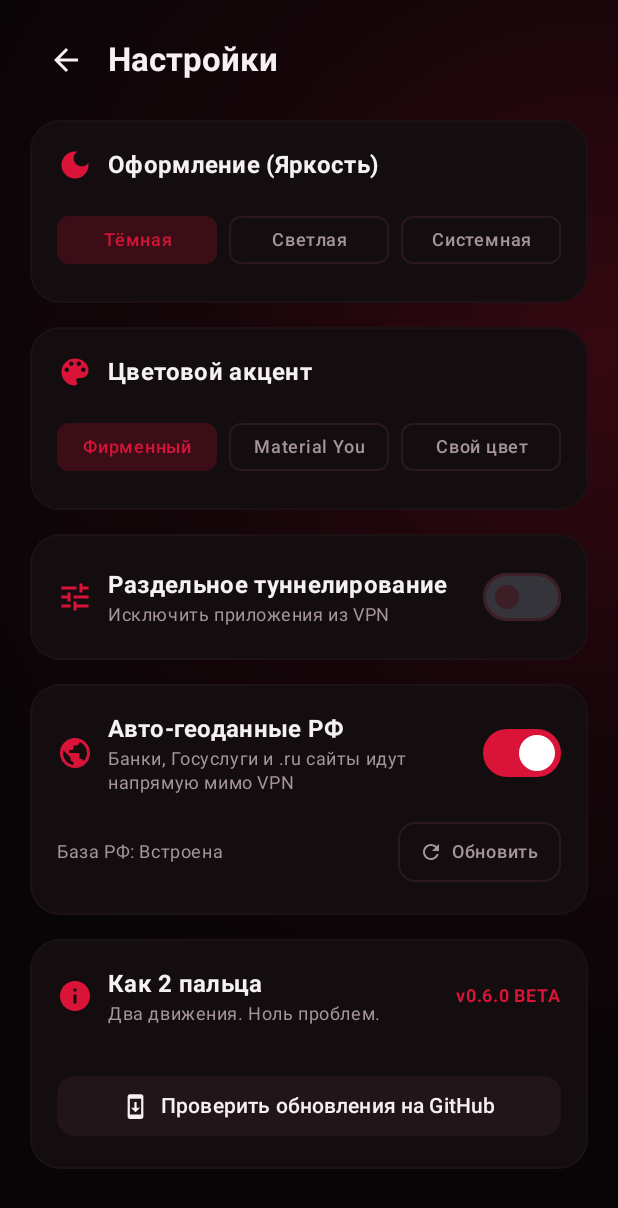
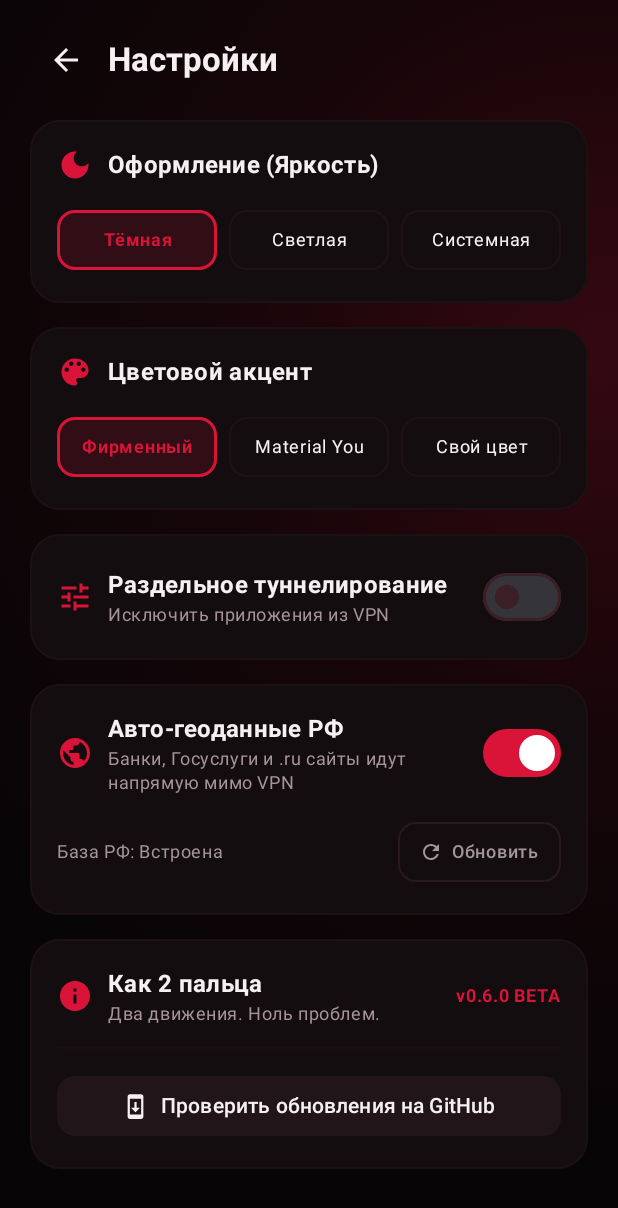
Before and after one commit to K2p-dev/k2p-vpn-android, an Android app built with Jetpack Compose: the SettingsScreen screen opened through its navigation route, on a phone screen of 412 x 824 dp. Shown: the top 1208 px of the screen. Run offline under Robolectric (Android 15) with nearby library versions, the phone set to English and light mode, and no system bars; libraries missing offline, so code that uses them is left out: com.materialkolor; network calls fail.

Commit message:
Fix GitHub releases API endpoint and settings buttons layout

```diff
--- a/app/build.gradle.kts
+++ b/app/build.gradle.kts
@@ -25,7 +25,7 @@ android {
         buildConfigField("String", "OFFER_URL", "\"https://pay.proksbro.space/offer\"")
         buildConfigField("String", "BOT_URL", "\"https://t.me/easyforeasy_bot\"")
         buildConfigField("String", "SUPPORT_URL", "\"https://t.me/two_fingers_suport\"")
-        buildConfigField("String", "GITHUB_RELEASES_API", "\"https://api.github.com/repos/K2p-dev/k2p-vpn-android/releases/latest\"")
+        buildConfigField("String", "GITHUB_RELEASES_API", "\"https://api.github.com/repos/K2p-dev/k2p-vpn-android/releases?per_page=1\"")
         buildConfigField("int", "SUB_AUTO_UPDATE_HOURS", "6")
         buildConfigField("int", "MAX_DEVICES", "4")
     }
--- a/app/src/main/java/space/k2p/core/config/AppConfig.kt
+++ b/app/src/main/java/space/k2p/core/config/AppConfig.kt
@@ -16,7 +16,7 @@ object AppConfig {
     const val BOT_URL: String = "https://t.me/easyforeasy_bot"
     const val SUPPORT_URL: String = "https://t.me/two_fingers_suport"
 
-    const val GITHUB_RELEASES_API: String = "https://api.github.com/repos/K2p-dev/k2p-vpn-android/releases/latest"
+    const val GITHUB_RELEASES_API: String = "https://api.github.com/repos/K2p-dev/k2p-vpn-android/releases?per_page=1"
 
     const val SUB_AUTO_UPDATE_HOURS: Long = 6L
     const val MAX_DEVICES: Int = 4
--- a/app/src/main/java/space/k2p/core/workers/AppUpdateWorker.kt
+++ b/app/src/main/java/space/k2p/core/workers/AppUpdateWorker.kt
@@ -5,6 +5,7 @@ import android.app.PendingIntent
 import android.content.Context
 import android.content.Intent
 import android.net.Uri
+import android.util.Log
 import androidx.core.app.NotificationCompat
 import androidx.work.CoroutineWorker
 import androidx.work.WorkerParameters
@@ -38,9 +39,12 @@ class AppUpdateWorker(
                         prefs.edit().putString(KEY_LAST_NOTIFIED_VERSION, info.latestVersion).apply()
                     }
                 }
+            }.onFailure { error ->
+                Log.e("AppUpdateWorker", "Update check failed: ${error.message}", error)
             }
             Result.success()
-        } catch (_: Exception) {
+        } catch (e: Exception) {
+            Log.e("AppUpdateWorker", "Unexpected error during update check: ${e.message}", e)
             Result.retry()
         }
     }
--- a/app/src/main/java/space/k2p/data/api/GithubApiService.kt
+++ b/app/src/main/java/space/k2p/data/api/GithubApiService.kt
@@ -3,11 +3,11 @@ package space.k2p.data.api
 import retrofit2.Response
 import retrofit2.http.GET
 import retrofit2.http.Url
-import space.k2p.data.api.model.GithubReleaseDto
+import space.k2p.data.api.model.GithubReleaseModel
 
 interface GithubApiService {
     @GET
-    suspend fun getLatestRelease(
+    suspend fun getReleases(
         @Url url: String
-    ): Response<GithubReleaseDto>
+    ): Response<List<GithubReleaseModel>>
 }
--- a/app/src/main/java/space/k2p/data/api/model/GithubReleaseModel.kt
+++ b/app/src/main/java/space/k2p/data/api/model/GithubReleaseModel.kt
@@ -4,10 +4,14 @@ import kotlinx.serialization.SerialName
 import kotlinx.serialization.Serializable
 
 @Serializable
-data class GithubReleaseDto(
+data class GithubReleaseModel(
     @SerialName("tag_name") val tagName: String = "",
     @SerialName("name") val name: String? = null,
     @SerialName("body") val body: String? = null,
     @SerialName("html_url") val htmlUrl: String? = null,
-    @SerialName("published_at") val publishedAt: String? = null
+    @SerialName("published_at") val publishedAt: String? = null,
+    @SerialName("draft") val draft: Boolean = false,
+    @SerialName("prerelease") val prerelease: Boolean = false
 )
+
+typealias GithubReleaseDto = GithubReleaseModel
--- a/app/src/main/java/space/k2p/data/repository/AppUpdateRepository.kt
+++ b/app/src/main/java/space/k2p/data/repository/AppUpdateRepository.kt
@@ -18,9 +18,11 @@ class AppUpdateRepository(
 ) {
     suspend fun checkForUpdate(): Result<AppUpdateInfo> {
         return try {
-            val response = githubApiService.getLatestRelease(AppConfig.GITHUB_RELEASES_API)
-            if (response.isSuccessful && response.body() != null) {
-                val release = response.body()!!
+            val response = githubApiService.getReleases(AppConfig.GITHUB_RELEASES_API)
+            if (response.isSuccessful) {
+                val releases = response.body().orEmpty()
+                val release = releases.firstOrNull { !it.draft }
+                if (release != null) {
                     val cleanLatest = release.tagName.removePrefix("v").trim()
                     val currentVersion = BuildConfig.VERSION_NAME
 
@@ -36,16 +38,22 @@ class AppUpdateRepository(
                         )
                     )
                 } else {
-                Result.failure(Exception("Не удалось получить информацию о релизе"))
+                    Result.failure(Exception("Релизы не найдены в репозитории"))
+                }
+            } else {
+                val code = response.code()
+                val errorMsg = response.message().ifBlank { "HTTP error" }
+                Result.failure(Exception("Ошибка сервера GitHub (код $code: $errorMsg)"))
             }
         } catch (e: Exception) {
-            Result.failure(e)
+            val detail = e.localizedMessage ?: e.message ?: e.javaClass.simpleName
+            Result.failure(Exception("Ошибка сети при проверке обновлений: $detail", e))
         }
     }
 
     private fun isVersionNewer(latest: String, current: String): Boolean {
-        val latestParts = latest.split(".").mapNotNull { it.toIntOrNull() }
-        val currentParts = current.split(".").mapNotNull { it.toIntOrNull() }
+        val latestParts = latest.split(".", "-", " ").mapNotNull { it.toIntOrNull() }
+        val currentParts = current.split(".", "-", " ").mapNotNull { it.toIntOrNull() }
 
         val maxLen = maxOf(latestParts.size, currentParts.size)
         for (i in 0 until maxLen) {
--- a/app/src/main/java/space/k2p/ui/screens/settings/SettingsScreen.kt
+++ b/app/src/main/java/space/k2p/ui/screens/settings/SettingsScreen.kt
@@ -1,5 +1,6 @@
 package space.k2p.ui.screens.settings
 
+import androidx.compose.foundation.BorderStroke
 import androidx.compose.foundation.background
 import androidx.compose.foundation.border
 import androidx.compose.foundation.clickable
@@ -215,59 +216,23 @@ fun SettingsScreen(
                         modifier = Modifier.fillMaxWidth(),
                         horizontalArrangement = Arrangement.spacedBy(8.dp)
                     ) {
-                        FilterChip(
-                            selected = uiState.themeConfig.themeMode == ThemeMode.DARK,
+                        SettingsOptionButton(
+                            text = "Тёмная",
+                            isSelected = uiState.themeConfig.themeMode == ThemeMode.DARK,
                             onClick = { viewModel.setThemeMode(ThemeMode.DARK) },
-                            label = {
-                                Text(
-                                    "Тёмная",
-                                    maxLines = 1,
-                                    textAlign = TextAlign.Center,
-                                    style = MaterialTheme.typography.labelMedium,
-                                    modifier = Modifier.fillMaxWidth()
-                                )
-                            },
-                            modifier = Modifier.weight(1f),
-                            colors = FilterChipDefaults.filterChipColors(
-                                selectedContainerColor = BrandCrimson.copy(alpha = 0.2f),
-                                selectedLabelColor = BrandCrimson
-                            )
+                            modifier = Modifier.weight(1f)
                         )
-                        FilterChip(
-                            selected = uiState.themeConfig.themeMode == ThemeMode.LIGHT,
+                        SettingsOptionButton(
+                            text = "Светлая",
+                            isSelected = uiState.themeConfig.themeMode == ThemeMode.LIGHT,
                             onClick = { viewModel.setThemeMode(ThemeMode.LIGHT) },
-                            label = {
-                                Text(
-                                    "Светлая",
-                                    maxLines = 1,
-                                    textAlign = TextAlign.Center,
-                                    style = MaterialTheme.typography.labelMedium,
-                                    modifier = Modifier.fillMaxWidth()
-                                )
-                            },
-                            modifier = Modifier.weight(1f),
-                            colors = FilterChipDefaults.filterChipColors(
-                                selectedContainerColor = BrandCrimson.copy(alpha = 0.2f),
-                                selectedLabelColor = BrandCrimson
-                            )
+                            modifier = Modifier.weight(1f)
                         )
-                        FilterChip(
-                            selected = uiState.themeConfig.themeMode == ThemeMode.SYSTEM,
+                        SettingsOptionButton(
+                            text = "Системная",
+                            isSelected = uiState.themeConfig.themeMode == ThemeMode.SYSTEM,
                             onClick = { viewModel.setThemeMode(ThemeMode.SYSTEM) },
-                            label = {
-                                Text(
-                                    "Системная",
-                                    maxLines = 1,
-                                    textAlign = TextAlign.Center,
-                                    style = MaterialTheme.typography.labelMedium,
-                                    modifier = Modifier.fillMaxWidth()
-                                )
-                            },
-                            modifier = Modifier.weight(1f),
-                            colors = FilterChipDefaults.filterChipColors(
-                                selectedContainerColor = BrandCrimson.copy(alpha = 0.2f),
-                                selectedLabelColor = BrandCrimson
-                            )
+                            modifier = Modifier.weight(1f)
                         )
                     }
                 }
@@ -300,59 +265,26 @@ fun SettingsScreen(
                         modifier = Modifier.fillMaxWidth(),
                         horizontalArrangement = Arrangement.spacedBy(8.dp)
                     ) {
-                        FilterChip(
-                            selected = uiState.themeConfig.accentMode == AccentMode.BRAND,
+                        SettingsOptionButton(
+                            text = "Фирменный",
+                            isSelected = uiState.themeConfig.accentMode == AccentMode.BRAND,
                             onClick = { viewModel.setAccentMode(AccentMode.BRAND) },
-                            label = {
-                                Text(
-                                    "Фирменный",
-                                    maxLines = 1,
-                                    textAlign = TextAlign.Center,
-                                    style = MaterialTheme.typography.labelMedium,
-                                    modifier = Modifier.fillMaxWidth()
-                                )
-                            },
-                            modifier = Modifier.weight(1f),
-                            colors = FilterChipDefaults.filterChipColors(
-                                selectedContainerColor = BrandCrimson.copy(alpha = 0.2f),
-                                selectedLabelColor = BrandCrimson
-                            )
+                            activeColor = BrandCrimson,
+                            modifier = Modifier.weight(1f)
                         )
-                        FilterChip(
-                            selected = uiState.themeConfig.accentMode == AccentMode.DYNAMIC,
+                        SettingsOptionButton(
+                            text = "Material You",
+                            isSelected = uiState.themeConfig.accentMode == AccentMode.DYNAMIC,
                             onClick = { viewModel.setAccentMode(AccentMode.DYNAMIC) },
-                            label = {
-                                Text(
-                                    "Material You",
-                                    maxLines = 1,
-                                    textAlign = TextAlign.Center,
-                                    style = MaterialTheme.typography.labelMedium,
-                                    modifier = Modifier.fillMaxWidth()
-                                )
-                            },
-                            modifier = Modifier.weight(1f),
-                            colors = FilterChipDefaults.filterChipColors(
-                                selectedContainerColor = MaterialTheme.colorScheme.primary.copy(alpha = 0.2f),
-                                selectedLabelColor = MaterialTheme.colorScheme.primary
-                            )
+                            activeColor = MaterialTheme.colorScheme.primary,
+                            modifier = Modifier.weight(1f)
                         )
-                        FilterChip(
-                            selected = uiState.themeConfig.accentMode == AccentMode.CUSTOM,
+                        SettingsOptionButton(
+                            text = "Свой цвет",
+                            isSelected = uiState.themeConfig.accentMode == AccentMode.CUSTOM,
                             onClick = { viewModel.setAccentMode(AccentMode.CUSTOM) },
-                            label = {
-                                Text(
-                                    "Свой цвет",
-                                    maxLines = 1,
-                                    textAlign = TextAlign.Center,
-                                    style = MaterialTheme.typography.labelMedium,
-                                    modifier = Modifier.fillMaxWidth()
-                                )
-                            },
-                            modifier = Modifier.weight(1f),
-                            colors = FilterChipDefaults.filterChipColors(
-                                selectedContainerColor = MaterialTheme.colorScheme.primary.copy(alpha = 0.2f),
-                                selectedLabelColor = MaterialTheme.colorScheme.primary
-                            )
+                            activeColor = MaterialTheme.colorScheme.primary,
+                            modifier = Modifier.weight(1f)
                         )
                     }
 
@@ -768,3 +700,36 @@ fun SettingsScreen(
         }
     }
 }
+
+@Composable
+private fun SettingsOptionButton(
+    text: String,
+    isSelected: Boolean,
+    onClick: () -> Unit,
+    modifier: Modifier = Modifier,
+    activeColor: Color = BrandCrimson
+) {
+    OutlinedButton(
+        onClick = onClick,
+        modifier = modifier,
+        shape = RoundedCornerShape(12.dp),
+        contentPadding = PaddingValues(horizontal = 6.dp, vertical = 8.dp),
+        colors = ButtonDefaults.outlinedButtonColors(
+            containerColor = if (isSelected) activeColor.copy(alpha = 0.15f) else Color.Transparent,
+            contentColor = if (isSelected) activeColor else MaterialTheme.colorScheme.onSurface
+        ),
+        border = BorderStroke(
+            width = if (isSelected) 1.5.dp else 1.dp,
+            color = if (isSelected) activeColor else MaterialTheme.colorScheme.outline.copy(alpha = 0.3f)
+        )
+    ) {
+        Text(
+            text = text,
+            maxLines = 1,
+            softWrap = false,
+            textAlign = TextAlign.Center,
+            style = MaterialTheme.typography.labelMedium,
+            fontWeight = if (isSelected) FontWeight.Bold else FontWeight.Normal
+        )
+    }
+}
```
Lines whose indentation alone changed are shown as unchanged.
